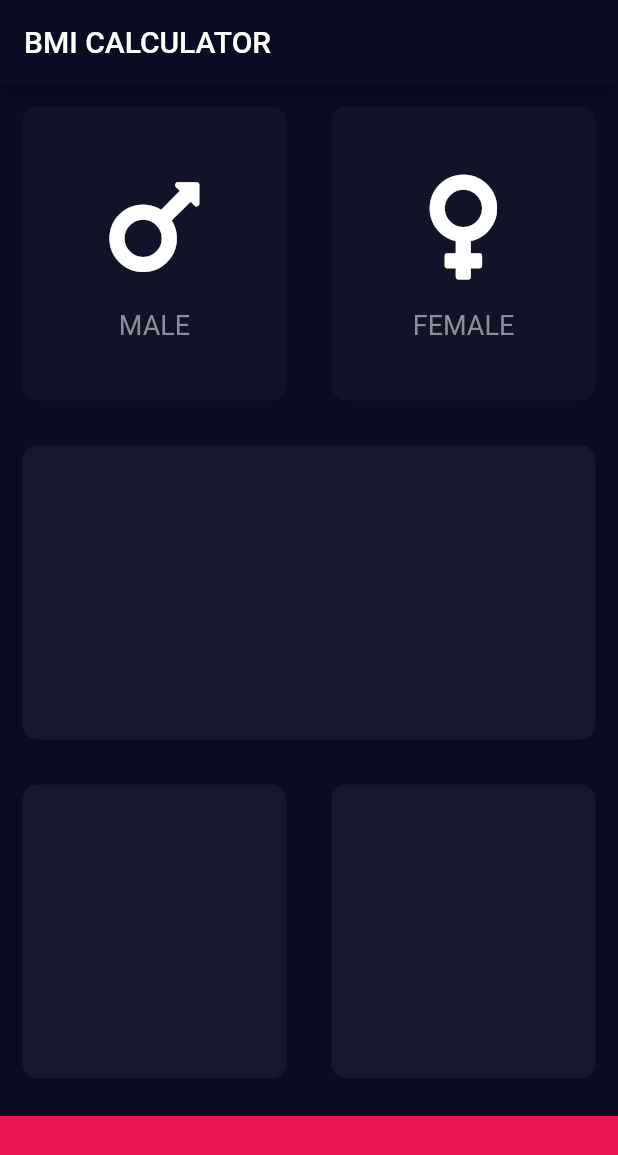
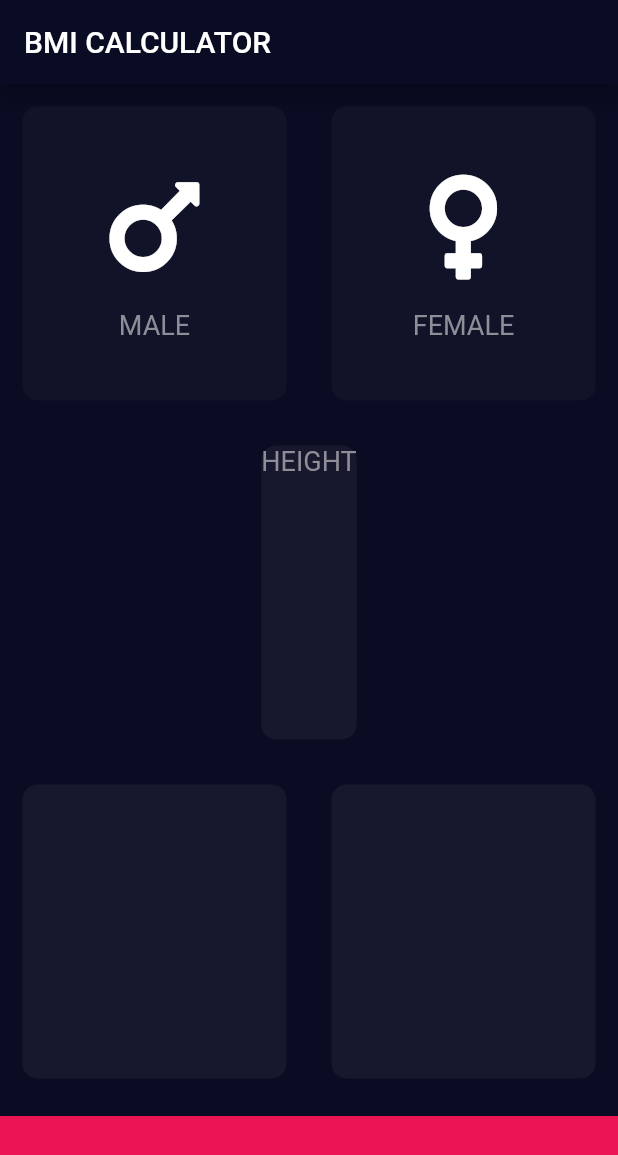
Before and after one commit to Lincxx/Flutter-BMI-Calc, a Flutter app: the screen it shows after launch, on a phone screen of 412 x 824 dp. Shown: the top 1155 px of the screen. Run offline on Flutter 3.47's test engine with Material 2 defaults, Android fonts, the phone set to English and light mode, and no system bars; our stand-ins replace font_awesome_flutter.

Commit message:
Put all consts in it's own file

```diff
--- /dev/null
+++ b/lib/constants.dart
@@ -0,0 +1,7 @@
+import 'package:flutter/material.dart';
+
+const kLabelTextStyle = TextStyle(fontSize: 18.0, color: Color(0xff8d8e98));
+const kBottomContainerHeight = 80.0;
+const kActiveCardColor = Color(0xFF1D1E3);
+const kInactiveCardColor = Color(0xFF111328);
+const kBottomCardColor = Color(0xffeb1555);
--- a/lib/icon_content.dart
+++ b/lib/icon_content.dart
@@ -1,6 +1,6 @@
 import 'package:flutter/material.dart';
 
-const labelTextStyle = TextStyle(fontSize: 18.0, color: Color(0xff8d8e98));
+import 'package:bmi_calculator/constants.dart';
 
 class IconContent extends StatelessWidget {
   IconContent({this.icon, this.label});
@@ -19,7 +19,7 @@ class IconContent extends StatelessWidget {
         ),
         Text(
           label,
-          style: labelTextStyle,
+          style: kLabelTextStyle,
         ),
       ],
     );
--- a/lib/input_page.dart
+++ b/lib/input_page.dart
@@ -6,11 +6,7 @@ import 'package:font_awesome_flutter/font_awesome_flutter.dart';
 //Mine
 import 'package:bmi_calculator/reusable_card.dart';
 import 'package:bmi_calculator/icon_content.dart';
-
-const bottomContainerHeight = 80.0;
-const activeCardColor = Color(0xFF1D1E3);
-const inactiveCardColor = Color(0xFF111328);
-const bottomCardColor = Color(0xffeb1555);
+import 'package:bmi_calculator/constants.dart';
 
 enum Gender {
   male,
@@ -44,8 +40,8 @@ class _InputPageState extends State<InputPage> {
                       });
                     },
                     color: selectedGender == Gender.male
-                        ? activeCardColor
-                        : inactiveCardColor,
+                        ? kActiveCardColor
+                        : kInactiveCardColor,
                     cardChild: IconContent(
                       icon: FontAwesomeIcons.mars,
                       label: 'MALE',
@@ -60,8 +56,8 @@ class _InputPageState extends State<InputPage> {
                       });
                     },
                     color: selectedGender == Gender.female
-                        ? activeCardColor
-                        : inactiveCardColor,
+                        ? kActiveCardColor
+                        : kInactiveCardColor,
                     cardChild: IconContent(
                       icon: FontAwesomeIcons.venus,
                       label: 'FEMALE',
@@ -72,25 +68,35 @@ class _InputPageState extends State<InputPage> {
             ),
           ),
           Expanded(
-            child: ReusableCard(color: activeCardColor),
+            child: ReusableCard(
+              color: kActiveCardColor,
+              cardChild: Column(
+                children: <Widget>[
+                  Text(
+                    'HEIGHT',
+                    style: kLabelTextStyle,
+                  )
+                ],
+              ),
+            ),
           ),
           Expanded(
             child: Row(
               children: <Widget>[
                 Expanded(
-                  child: ReusableCard(color: activeCardColor),
+                  child: ReusableCard(color: kActiveCardColor),
                 ),
                 Expanded(
-                  child: ReusableCard(color: activeCardColor),
+                  child: ReusableCard(color: kActiveCardColor),
                 ),
               ],
             ),
           ),
           Container(
-            color: bottomCardColor,
+            color: kBottomCardColor,
             margin: EdgeInsets.only(top: 10.0),
             width: double.infinity,
-            height: bottomContainerHeight,
+            height: kBottomContainerHeight,
           )
         ],
       ),
```
